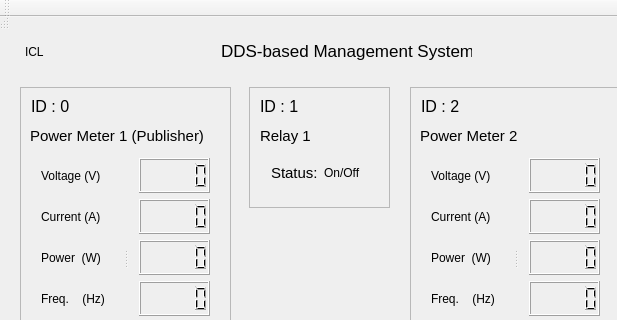
The window that mainwindow_dds.ui (yaxchuang/Qt_dds) describes before a commit, drawn with Qt 5; both pictures show x 0 to 617 and y 0 to 320 of the 859 by 533 pixel window.
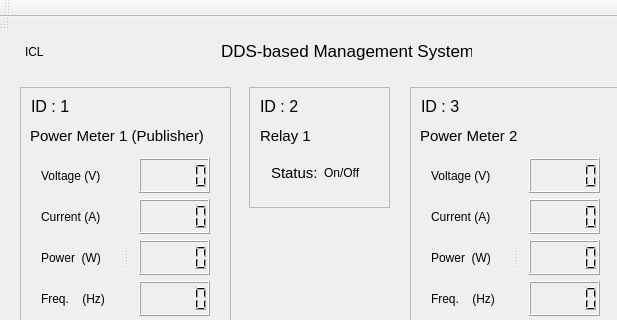
The same window after the commit.

The edit to the form file:
```diff
--- a/mainwindow_dds.ui
+++ b/mainwindow_dds.ui
@@ -516,7 +516,7 @@
         </font>
        </property>
        <property name="text">
-        <string>ID : 1</string>
+        <string>ID : 2</string>
        </property>
       </widget>
      </widget>
@@ -557,7 +557,7 @@
         </font>
        </property>
        <property name="text">
-        <string>ID : 2</string>
+        <string>ID : 3</string>
        </property>
       </widget>
      </widget>
@@ -598,7 +598,7 @@
         </font>
        </property>
        <property name="text">
-        <string>ID : 0</string>
+        <string>ID : 1</string>
        </property>
       </widget>
      </widget>
```
Left out of the diff: 392 changed lines with no effect on the pictures.
